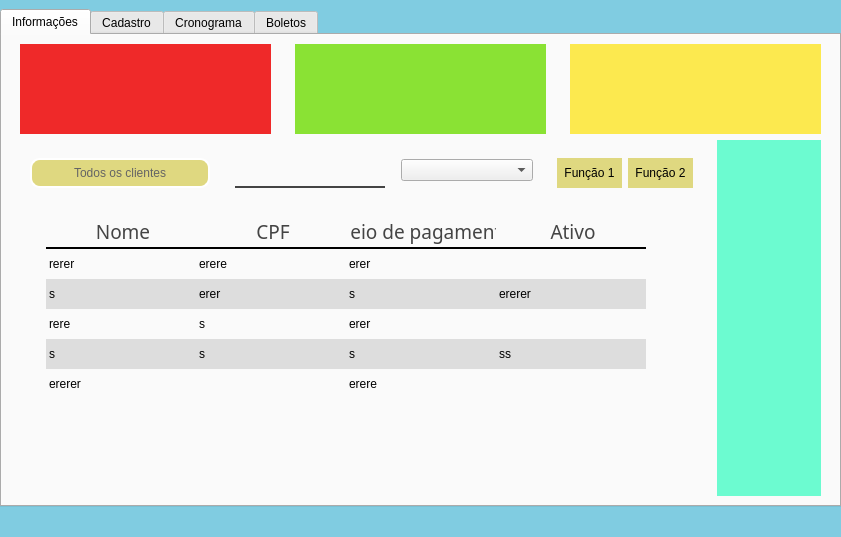
Old version of the form Telas/UI/dashCliente.ui in the repository Nautilidae-project/Nautilus.
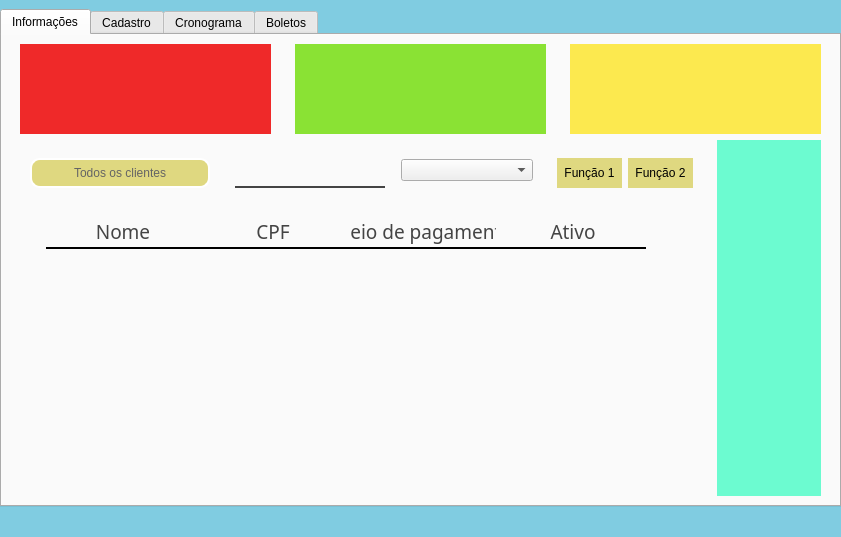
New version of the form.

What changed in the file:
```diff
--- a/Telas/UI/dashCliente.ui
+++ b/Telas/UI/dashCliente.ui
@@ -454,7 +454,7 @@
              <bool>false</bool>
             </property>
             <property name="rowCount">
-             <number>5</number>
+             <number>0</number>
             </property>
             <property name="columnCount">
              <number>4</number>
@@ -471,31 +471,6 @@
             <attribute name="verticalHeaderVisible">
              <bool>false</bool>
             </attribute>
-            <row>
-             <property name="text">
-              <string>New Row</string>
-             </property>
-            </row>
-            <row>
-             <property name="text">
-              <string>New Row</string>
-             </property>
-            </row>
-            <row>
-             <property name="text">
-              <string>New Row</string>
-             </property>
-            </row>
-            <row>
-             <property name="text">
-              <string>New Row</string>
-             </property>
-            </row>
-            <row>
-             <property name="text">
-              <string>New Row</string>
-             </property>
-            </row>
             <column>
              <property name="text">
               <string>Nome</string>
@@ -540,86 +515,6 @@
               </font>
              </property>
             </column>
-            <item row="0" column="0">
-             <property name="text">
-              <string>rerer</string>
-             </property>
-            </item>
-            <item row="0" column="1">
-             <property name="text">
-              <string>erere</string>
-             </property>
-            </item>
-            <item row="0" column="2">
-             <property name="text">
-              <string>erer</string>
-             </property>
-            </item>
-            <item row="1" column="0">
-             <property name="text">
-              <string>s</string>
-             </property>
-            </item>
-            <item row="1" column="1">
-             <property name="text">
-              <string>erer</string>
-             </property>
-            </item>
-            <item row="1" column="2">
-             <property name="text">
-              <string>s</string>
-             </property>
-            </item>
-            <item row="1" column="3">
-             <property name="text">
-              <string>ererer</string>
-             </property>
-            </item>
-            <item row="2" column="0">
-             <property name="text">
-              <string>rere</string>
-             </property>
-            </item>
-            <item row="2" column="1">
-             <property name="text">
-              <string>s</string>
-             </property>
-            </item>
-            <item row="2" column="2">
-             <property name="text">
-              <string>erer</string>
-             </property>
-            </item>
-            <item row="3" column="0">
-             <property name="text">
-              <string>s</string>
-             </property>
-            </item>
-            <item row="3" column="1">
-             <property name="text">
-              <string>s</string>
-             </property>
-            </item>
-            <item row="3" column="2">
-             <property name="text">
-              <string>s</string>
-             </property>
-            </item>
-            <item row="3" column="3">
-             <property name="text">
-              <string>ss</string>
-             </property>
-            </item>
-            <item row="4" column="0">
-             <property name="text">
-              <string>ererer</string>
-             </property>
-            </item>
-            <item row="4" column="2">
-             <property name="text">
-              <string>erere</string>
-             </property>
-            </item>
            </widget>
           </item>
          </layout>
```
